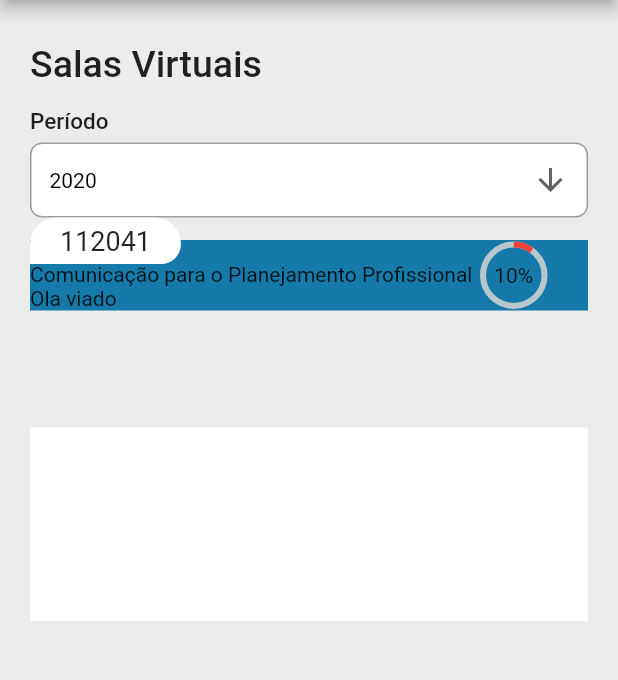
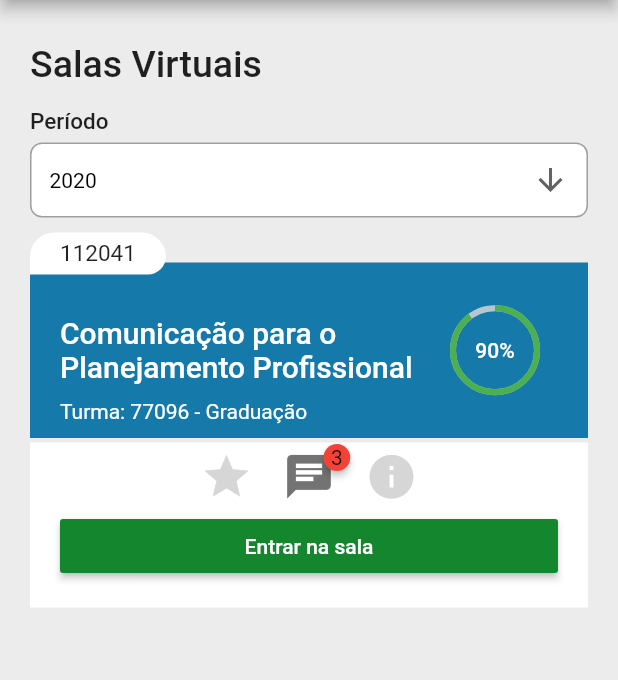
Before and after one commit to ThalisonBauer/interfaceAula, a Flutter app: the screen it shows after launch, on a phone screen of 412 x 824 dp, the part 84-764 px from its top. Run offline on Flutter 3.47's test engine with Material 2 defaults, Android fonts, the phone set to English and light mode, and no system bars; drawn by our look-alikes of badges, percent_indicator.

Commit message:
Create RaisedButton

```diff
--- a/lib/pages/content.widget.dart
+++ b/lib/pages/content.widget.dart
@@ -1,49 +1,72 @@
 import 'package:flutter/material.dart';
 import 'package:percent_indicator/percent_indicator.dart';
+import 'package:badges/badges.dart';
 
 class Content extends StatefulWidget {
   @override
   _ContentState createState() => _ContentState();
+
   Content();
 }
 
 class _ContentState extends State<Content> {
+  sampleFunction() {
+    print('Function Called');
+  }
+
   @override
   Widget build(BuildContext context) {
     return Stack(
       children: <Widget>[
         Container(
           color: Color.fromRGBO(21, 122, 169, 10),
-          margin: EdgeInsets.only(top: 15),
+          margin: EdgeInsets.only(top: 30),
           child: Row(
             children: <Widget>[
               Column(
                 children: <Widget>[
                   Padding(
                     child: SizedBox(
-                      width: 300,
+                      width: 260,
                       child: Text(
                         "Comunicação para o Planejamento Profissional",
+                        style: TextStyle(
+                          color: Colors.white,
+                          fontWeight: FontWeight.w500,
+                          fontSize: 20,
+                        ),
                       ),
                     ),
-                    padding: EdgeInsets.only(top: 15),
+                    padding: EdgeInsets.only(top: 35, bottom: 10, left: 20),
                   ),
-                  SizedBox(
-                    width: 300,
-                    child: Text(
-                      "Ola viado",
+                  Padding(
+                    child: SizedBox(
+                      width: 260,
+                      child: Text(
+                        "Turma: 77096 - Graduação",
+                        style: TextStyle(
+                          color: Colors.white,
+                        ),
+                      ),
                     ),
-                  )
+                    padding: EdgeInsets.only(bottom: 10, left: 20),
+                  ),
                 ],
               ),
               Column(
                 children: <Widget>[
-                  CircularPercentIndicator(
-                    radius: 45.0,
+                  new CircularPercentIndicator(
+                    radius: 60.0,
                     lineWidth: 4.0,
-                    percent: 0.10,
-                    center: Text("10%"),
-                    progressColor: Colors.red,
+                    percent: 0.90,
+                    center: new Text(
+                      "90%",
+                      style: TextStyle(
+                        color: Colors.white,
+                        fontWeight: FontWeight.w500,
+                      ),
+                    ),
+                    progressColor: Colors.green,
                   ),
                 ],
               ),
@@ -51,14 +74,79 @@ class _ContentState extends State<Content> {
           ),
         ),
         Container(
+          width: double.infinity,
           height: 80,
           color: Colors.white,
-          margin: EdgeInsets.only(top: 140),
+          margin: EdgeInsets.only(top: 150),
+          child: Row(
+            mainAxisAlignment: MainAxisAlignment.center,
+            children: <Widget>[
+              Column(
+                children: [
+                  Container(
+                    child: Icon(
+                      Icons.star,
+                      color: Color.fromRGBO(214, 214, 214, 10),
+                      size: 35,
+                    ),
+                    margin:
+                        EdgeInsets.only(top: 5, left: 20, right: 10, bottom: 5),
+                  ),
+                ],
+              ),
+              Column(
+                children: [
+                  Container(
+                    child: Badge(
+                      badgeContent: Text('3'),
+                      child: Icon(
+                        Icons.chat,
+                        color: Color.fromRGBO(115, 115, 115, 10),
+                        size: 35,
+                      ),
+                    ),
+                    margin:
+                        EdgeInsets.only(top: 5, left: 10, right: 10, bottom: 5),
+                  ),
+                ],
+              ),
+              Column(
+                children: [
+                  Container(
+                    child: Icon(
+                      Icons.info,
+                      color: Color.fromRGBO(214, 214, 214, 10),
+                      size: 35,
+                    ),
+                    margin:
+                        EdgeInsets.only(top: 5, left: 10, right: 20, bottom: 5),
+                  ),
+                ],
+              )
+            ],
+          ),
         ),
         Container(
-          height: 50,
+          padding: EdgeInsets.only(top: 5, left: 20, right: 20, bottom: 5),
+          height: 70,
+          width: double.infinity,
           color: Colors.white,
-          margin: EdgeInsets.only(top: 219),
+          margin: EdgeInsets.only(top: 190),
+          child: Column(
+            children: [
+              SizedBox(
+                width: double.infinity,
+                child: RaisedButton(
+                  child: Text("Entrar na sala"),
+                  onPressed: sampleFunction,
+                  color: Color.fromRGBO(20, 134, 46, 10), //20,134,46
+                  textColor: Colors.white,
+                  padding: EdgeInsets.fromLTRB(9, 9, 9, 9),
+                  splashColor: Colors.grey,
+                ),
+              ),
+            ],
+          ),
         ),
         Container(
           decoration: BoxDecoration(
@@ -69,11 +157,14 @@ class _ContentState extends State<Content> {
             ),
             color: Colors.white,
           ),
+          margin: EdgeInsets.only(
+            top: 10,
+          ),
           padding: EdgeInsets.only(top: 5, bottom: 5, left: 20, right: 20),
           child: Text(
             "112041",
             style: TextStyle(
-              fontSize: 18,
+              fontSize: 15,
               fontWeight: FontWeight.w400,
             ),
           ),
--- a/pubspec.yaml
+++ b/pubspec.yaml
@@ -23,6 +23,7 @@ environment:
 dependencies:
   responsive_grid: ^1.0.1
   percent_indicator: "^2.1.7+2"
+  badges: ^1.1.3
   flutter:
     sdk: flutter
 
```
Also changed, not shown: pubspec.lock.
